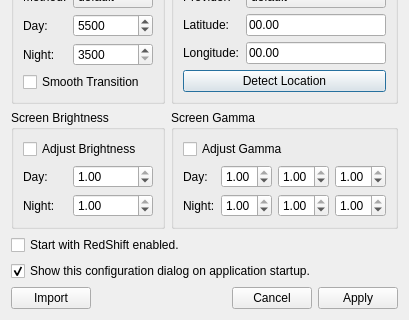
First picture: the form in redshiftqt/redshiftqtprefs.ui, repository loathingKernel/RedShiftQt, before the edit; both pictures show x 0 to 409 and y 177 to 497 of the 409 by 497 pixel window.
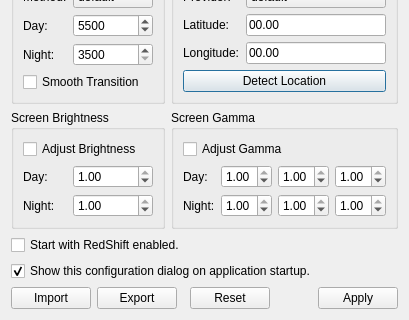
Second picture: the form after the edit.

Diff of the .ui file:
```diff
--- a/redshiftqt/redshiftqtprefs.ui
+++ b/redshiftqt/redshiftqtprefs.ui
@@ -2,12 +2,6 @@
 <ui version="4.0">
  <class>RedShiftQtPrefs</class>
  <widget class="QDialog" name="RedShiftQtPrefs">
-  <property name="sizePolicy">
-   <sizepolicy hsizetype="Minimum" vsizetype="Minimum">
-    <horstretch>0</horstretch>
-    <verstretch>0</verstretch>
-   </sizepolicy>
-  </property>
   <layout class="QVBoxLayout" name="verticalLayout">
    <item>
     <widget class="QGroupBox" name="groupBoxPath">
@@ -482,23 +476,24 @@
        </property>
       </widget>
      </item>
+     <item>
+      <widget class="QPushButton" name="pushButtonExport">
+       <property name="text">
+        <string>Export</string>
+       </property>
+      </widget>
+     </item>
      <item>
       <spacer name="horizontalSpacerButtons">
        <property name="orientation">
         <enum>Qt::Horizontal</enum>
        </property>
-       <property name="sizeHint" stdset="0">
-        <size>
-         <width>62</width>
-         <height>20</height>
-        </size>
-       </property>
       </spacer>
      </item>
      <item>
       <widget class="QDialogButtonBox" name="buttonBox">
        <property name="standardButtons">
-        <set>QDialogButtonBox::Apply|QDialogButtonBox::Cancel</set>
+        <set>QDialogButtonBox::Apply|QDialogButtonBox::Reset</set>
        </property>
       </widget>
      </item>
```
